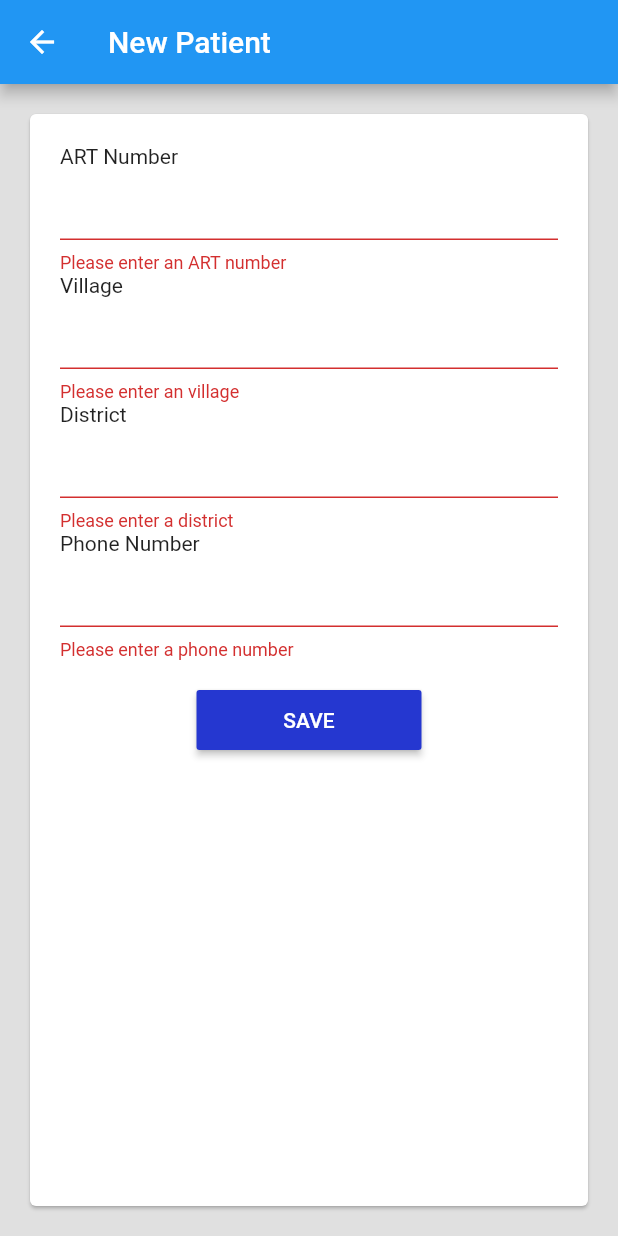
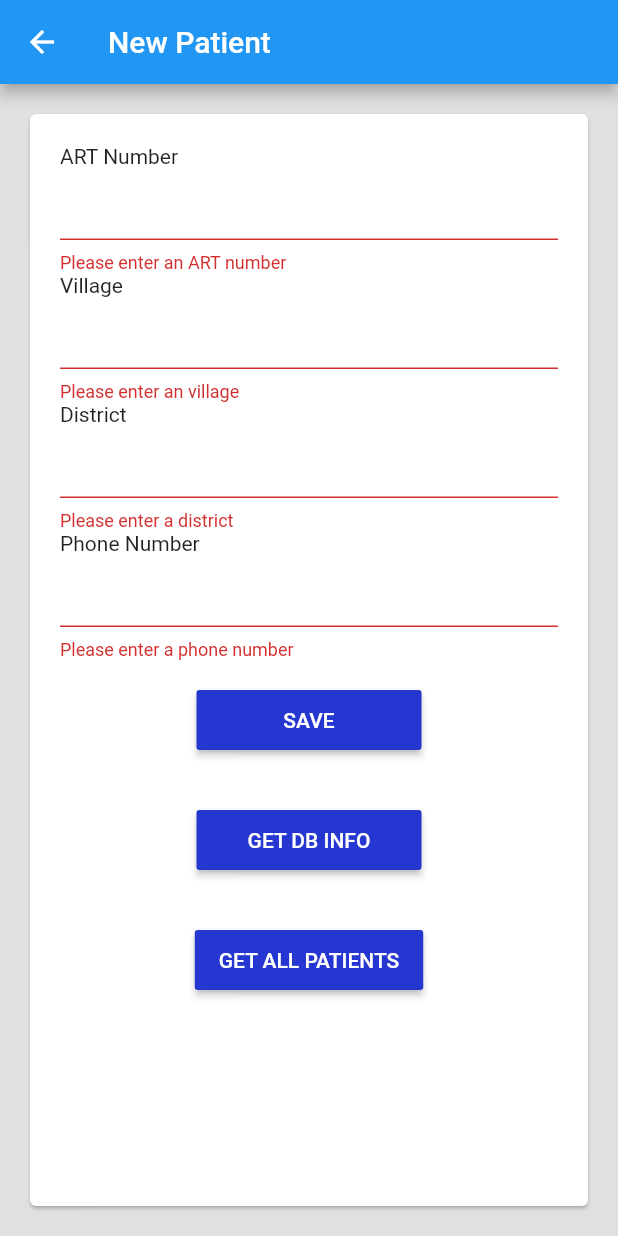
Before and after one commit to chrisly-bear/PEBRApp, a Flutter app: the NewPatientScreen screen opened directly, after a tap on "SAVE", on a phone screen of 412 x 824 dp. Run offline on Flutter 3.47's test engine with Material 2 defaults, Android fonts, the phone set to English and light mode, and no system bars; our stand-ins replace sqflite; accounts and stored records are empty.

Commit message:
Added DB helper method to get column information about a table.

```diff
--- a/lib/screens/NewPatientScreen.dart
+++ b/lib/screens/NewPatientScreen.dart
@@ -104,6 +104,24 @@ class NewPatientFormState extends State<NewPatientForm> {
                   ),
                 ),
               ),
+              Padding(
+                padding: const EdgeInsets.symmetric(vertical: 16.0),
+                child: Center(
+                  child: SizedButton(
+                    'Get DB Info',
+                    onPressed: _getDBInfo,
+                  ),
+                ),
+              ),
+              Padding(
+                padding: const EdgeInsets.symmetric(vertical: 16.0),
+                child: Center(
+                  child: SizedButton(
+                    'Get All Patients',
+                    onPressed: _getAllPatients,
+                  ),
+                ),
+              ),
             ],
           ),
         ),
@@ -111,22 +129,36 @@ class NewPatientFormState extends State<NewPatientForm> {
     );
   }
 
-  _onSubmitForm() {
-    // Validate will return true if the form is valid, or false if
-    // the form is invalid.
+  _onSubmitForm() async {
+    // Validate will return true if the form is valid, or false if the form is invalid.
     if (_formKey.currentState.validate()) {
-      // If the form is valid, we want to show a Snackbar
-      Scaffold.of(context)
-          .showSnackBar(SnackBar(content: Text('Creating new patient')));
-
       final newPatient = Patient(_artNumberCtr.text, _districtCtr.text, _phoneNumberCtr.text, _villageCtr.text);
       print('NEW PATIENT: ${newPatient.toMap()}');
-      // await DatabaseProvider.db.insertPatient(newPatient);
-      DatabaseProvider.db.insertPatient(newPatient).then((dynamic) => print('THEN'));
-      print('patient stored in database');
-      Scaffold.of(context)
-        .showSnackBar(SnackBar(content: Text('New patient created successfully')));
-
+      await DatabaseProvider.db.insertPatient(newPatient);
+      Scaffold.of(context).showSnackBar(SnackBar(
+        content: Text(
+          'New patient created successfully',
+          textAlign: TextAlign.center,
+          )
+        )
+      );
     }
   }
+
+  _getDBInfo() async {
+    final columns = await DatabaseProvider.db.getTableInfo(Patient.tableName);
+    print('### TABLE \'${Patient.tableName}\' INFO <START> ###');
+    for (final column in columns) {
+      print(column);
+    }
+    print('### TABLE \'${Patient.tableName}\' INFO <END> ###');
+  }
+
+  _getAllPatients() async {
+    final List<Patient> patients = await DatabaseProvider.db.retrievePatients();
+    for (final patient in patients) {
+      print(patient.toMap());
+    }
+  }
+
 }
```
Also changed, not shown: lib/database/DatabaseProvider.dart (+8 -2 lines).
